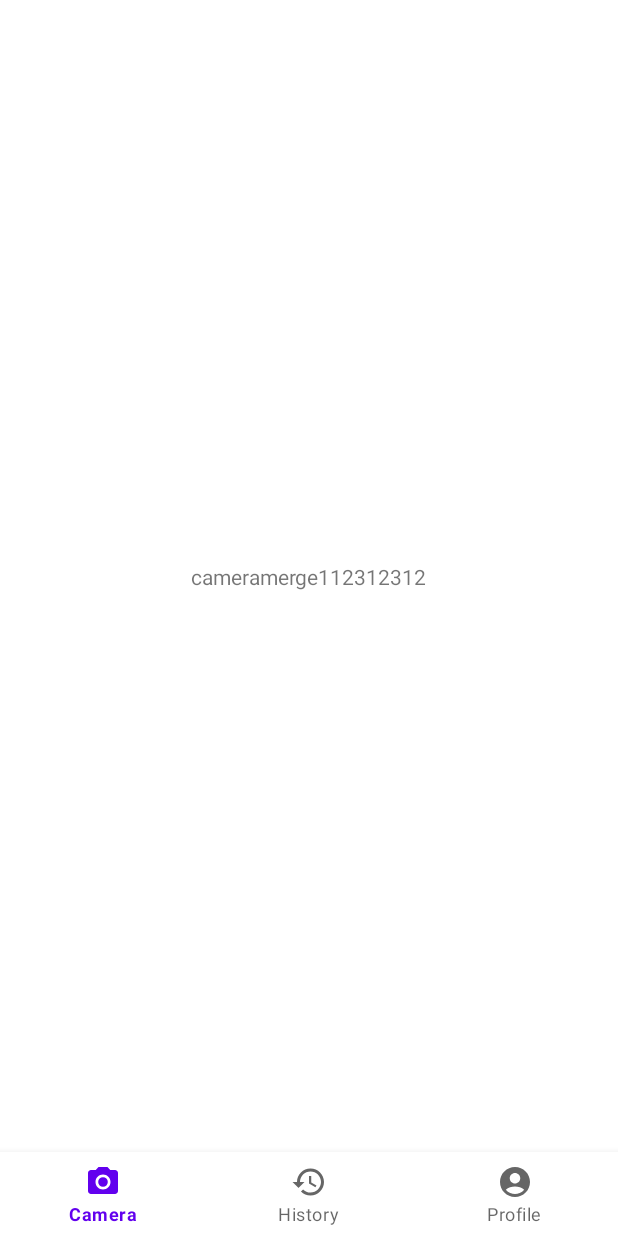
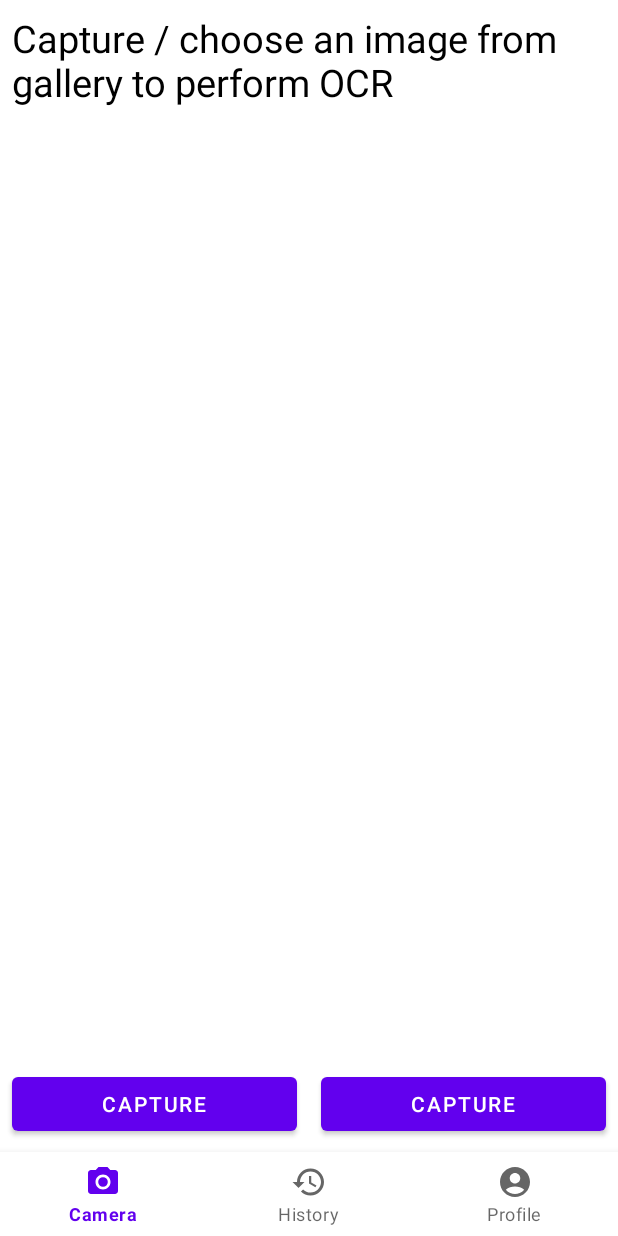
Before and after one commit to kttn54/Nutribite, an Android app: the screen it shows after launch (MainActivity), on a phone screen of 412 x 824 dp. Run offline under Robolectric (Android 15) with nearby library versions, the phone set to English and light mode, and no system bars; our stand-ins replace navigation-ui.

Commit message:
Update camera fragment

```diff
--- a/app/build.gradle
+++ b/app/build.gradle
@@ -86,4 +86,7 @@ dependencies {
     implementation "androidx.lifecycle:lifecycle-livedata-ktx:$lifecycle_version"
     // implementation "androidx.arch.lifecycle:extensions:1.1.0"
     implementation "androidx.lifecycle:lifecycle-viewmodel-ktx:2.4.0"
+
+    implementation 'com.google.android.gms:play-services-vision:19.0.0'
+    implementation 'com.theartofdev.edmodo:android-image-cropper:2.8.0'
 }
--- a/app/src/main/AndroidManifest.xml
+++ b/app/src/main/AndroidManifest.xml
@@ -2,6 +2,8 @@
 <manifest xmlns:android="http://schemas.android.com/apk/res/android"
     xmlns:tools="http://schemas.android.com/tools"
     package="com.example.sc_nutri">
+
+    <uses-permission android:name="android.permission.CAMERA" />
 
     <application
         android:allowBackup="true"
@@ -18,10 +20,10 @@
             android:exported="true">
             <intent-filter>
                 <action android:name="android.intent.action.MAIN" />
-
                 <category android:name="android.intent.category.LAUNCHER" />
             </intent-filter>
         </activity>
+        <activity android:name="com.theartofdev.edmodo.cropper.CropImageActivity"/>
     </application>
 
 </manifest>
--- a/app/src/main/java/com/example/sc_nutri/fragments/CameraFragment.kt
+++ b/app/src/main/java/com/example/sc_nutri/fragments/CameraFragment.kt
@@ -1,13 +1,21 @@
 package com.example.sc_nutri.fragments
 
+import android.Manifest
+import android.content.pm.PackageManager
 import android.os.Bundle
 import androidx.fragment.app.Fragment
 import android.view.LayoutInflater
 import android.view.View
 import android.view.ViewGroup
+import androidx.core.app.ActivityCompat
+import androidx.core.content.ContextCompat
 import com.example.sc_nutri.databinding.FragmentCameraBinding
 
 class CameraFragment: Fragment() {
+
+    companion object {
+        private const val REQUEST_CAMERA_CODE = 1
+    }
 
     private lateinit var binding: FragmentCameraBinding
 
@@ -22,7 +30,13 @@ class CameraFragment: Fragment() {
     }
 
     override fun onViewCreated(view: View, savedInstanceState: Bundle?) {
+        if (ContextCompat.checkSelfPermission(requireContext(), Manifest.permission.CAMERA) != PackageManager.PERMISSION_GRANTED) {
+            ActivityCompat.requestPermissions(requireActivity(), arrayOf(Manifest.permission.CAMERA), REQUEST_CAMERA_CODE)
+        }
 
+        binding.btnCapture.setOnClickListener {
+
+        }
     }
 
 }
--- a/app/src/main/res/layout/fragment_camera.xml
+++ b/app/src/main/res/layout/fragment_camera.xml
@@ -1,5 +1,5 @@
 <?xml version="1.0" encoding="utf-8"?>
-<androidx.constraintlayout.widget.ConstraintLayout xmlns:android="http://schemas.android.com/apk/res/android"
+<RelativeLayout xmlns:android="http://schemas.android.com/apk/res/android"
     xmlns:tools="http://schemas.android.com/tools"
     xmlns:app="http://schemas.android.com/apk/res-auto"
     android:id="@+id/root_home"
@@ -7,13 +7,48 @@
     android:layout_height="match_parent"
     tools:context=".fragments.CameraFragment">
 
-    <TextView
-        android:layout_width="wrap_content"
-        android:layout_height="wrap_content"
-        android:text="cameramerge112312312"
-        app:layout_constraintStart_toStartOf="parent"
-        app:layout_constraintEnd_toEndOf="parent"
+    <ScrollView
+        android:id="@+id/sv_image_text"
+        android:layout_above="@id/ll_buttons"
+        android:layout_width="match_parent"
+        android:layout_height="match_parent"
         app:layout_constraintTop_toTopOf="parent"
-        app:layout_constraintBottom_toBottomOf="parent"/>
+        android:layout_marginStart="8dp"
+        android:layout_marginTop="8dp"
+        android:layout_marginBottom="8dp"
+        android:layout_marginEnd="8dp" >
 
-</androidx.constraintlayout.widget.ConstraintLayout>
+        <TextView
+            android:layout_width="wrap_content"
+            android:layout_height="wrap_content"
+            android:text="Capture / choose an image from gallery to perform OCR"
+            android:textColor="@color/black"
+            android:textSize="25sp"/>
+    </ScrollView>
+
+    <LinearLayout
+        android:id="@+id/ll_buttons"
+        android:layout_alignParentBottom="true"
+        android:layout_width="match_parent"
+        android:layout_height="wrap_content" >
+
+        <Button
+            android:id="@+id/btn_capture"
+            android:layout_width="0dp"
+            android:layout_height="wrap_content"
+            android:layout_weight="1"
+            android:text="Capture"
+            android:layout_margin="8dp" />
+
+        <Button
+            android:id="@+id/btn_copy_text"
+            android:layout_width="0dp"
+            android:layout_height="wrap_content"
+            android:layout_weight="1"
+            android:text="Capture"
+            android:layout_margin="8dp" />
+    </LinearLayout>
+
+
+
+</RelativeLayout>
```
Also changed, not shown: gradle/wrapper/gradle-wrapper.properties.
